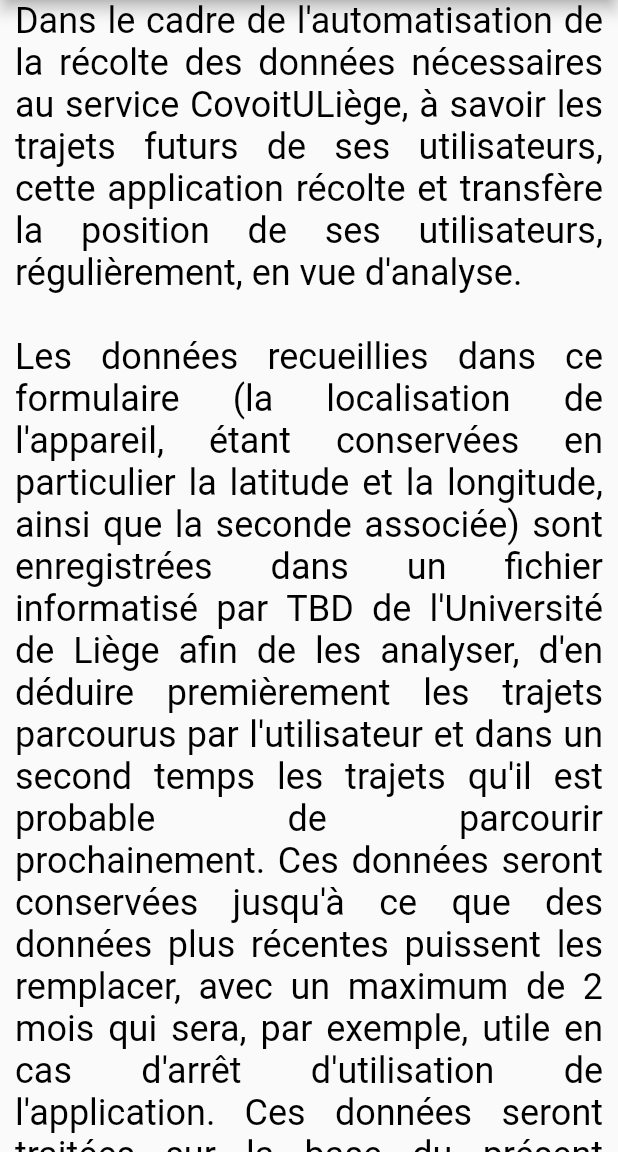
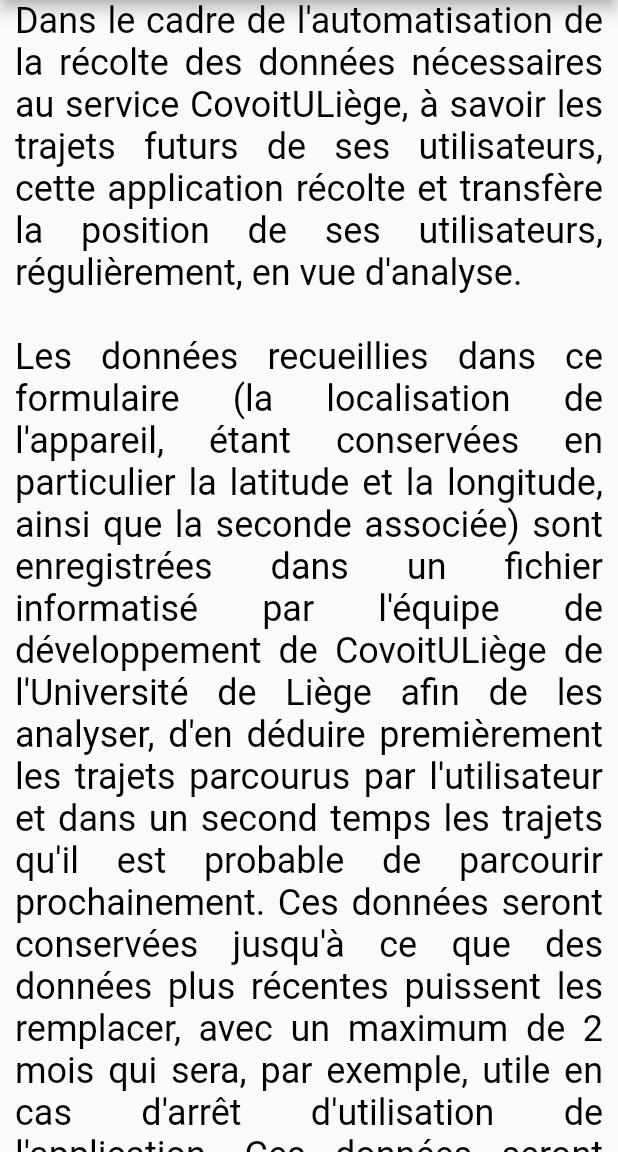
Before and after one commit to nDerroitte/PROJ0010-1-Automated-Ridesharing-Suggestion, a Flutter app: the RGPDScreen screen opened directly, on a phone screen of 412 x 824 dp, the part 84-1236 px from its top. Run offline on Flutter 3.47's test engine with Material 2 defaults, Android fonts, the phone set to English and light mode, and no system bars; our stand-ins replace location; accounts and stored records are empty.

Commit message:
slight changes

```diff
--- a/covoituliege_user_tracking/lib/Cst.dart
+++ b/covoituliege_user_tracking/lib/Cst.dart
@@ -26,7 +26,8 @@
         "la position de ses utilisateurs, régulièrement, en vue d'analyse.\n\n" +
         "Les données recueillies dans ce formulaire (la localisation de l'appareil, " +
         "étant conservées en particulier la latitude et la longitude, ainsi que la seconde associée) " +
-        "sont enregistrées dans un fichier informatisé par TBD de l'Université de Liège afin de " + //TODO find who is the [responsable interne du traitement - Préciser ici le nom du service de l’ULiège qui est responsable de la collecte et du traitement (y compris conservation, mise à jour et effacement) des données recueillies.]
+        "sont enregistrées dans un fichier informatisé par l'équipe de développement de CovoitULiège " +
+        "de l'Université de Liège afin de " +
         "les analyser, d'en déduire premièrement les trajets parcourus par l'utilisateur et dans un second temps " +
         "les trajets qu'il est probable de parcourir prochainement. Ces données seront conservées " +
         "jusqu'à ce que des données plus récentes puissent les remplacer, avec un maximum de 2 mois " +
@@ -38,7 +39,7 @@
         "à l'égard des traitements de données à caractère personnel, " +
         "vous pouvez exercer vos droits relatifs à ces données à caractère personnel " +
         "(droit d’accès, de rectification, d’effacement, à la limitation, d’opposition et de retrait du consentement) " +
-        "en contactant TBD ou, à défaut, le Délégué à la Protection des Données de l’ULiège " + //TODO find who is the service en charge du maintien du fichier informatique contenant ces données.
+        "en contactant Covoituliege@uliege.be ou, à défaut, le Délégué à la Protection des Données de l’ULiège " +
         "(dpo@uliege.be – Monsieur le Délégué à la Protection des Données, Bât. B9 Cellule « GDPR », Quartier Village 3, " +
         "Boulevard de Colonster 2, 4000 Liège, Belgique). Vous disposez également du droit d’introduire une réclamation " +
         "auprès de l’Autorité de protection des données (https://www.autoriteprotectiondonnees.be, contact@apd-gba.be).",
```
